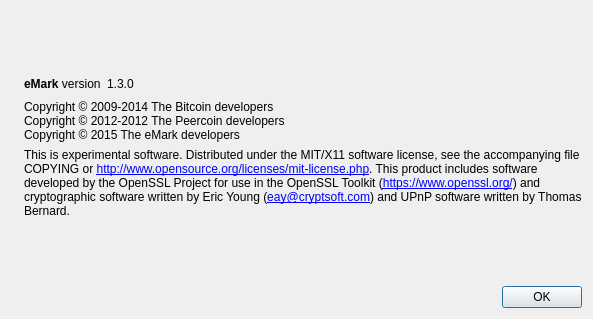
Old version of the form src/qt/forms/aboutdialog.ui in the repository emarkproject/eMark.
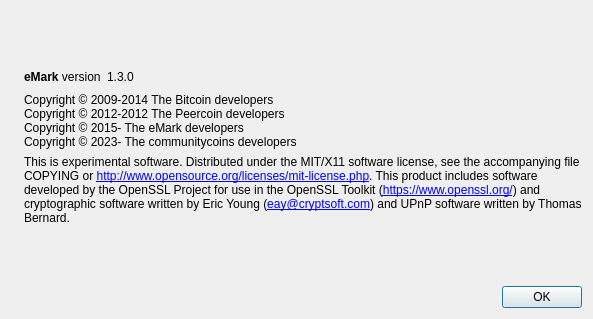
New version of the form. Icons and pictures are not drawn.

```diff
--- a/src/qt/forms/aboutdialog.ui
+++ b/src/qt/forms/aboutdialog.ui
@@ -93,7 +93,8 @@
        <property name="text">
         <string>Copyright © 2009-2014 The Bitcoin developers
 Copyright © 2012-2012 The Peercoin developers
-Copyright © 2015 The eMark developers</string>
+Copyright © 2015- The eMark developers
+Copyright © 2023- The communitycoins developers</string>
        </property>
        <property name="textInteractionFlags">
         <set>Qt::LinksAccessibleByMouse|Qt::TextSelectableByKeyboard|Qt::TextSelectableByMouse</set>
```
